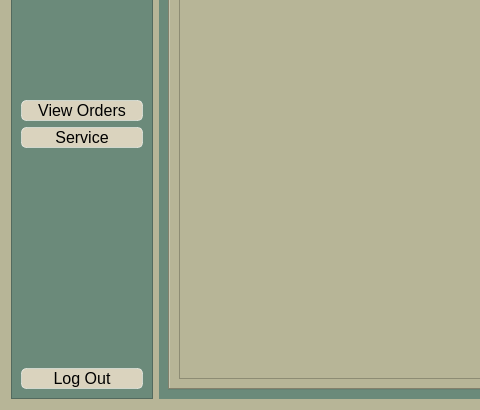
Before: the Qt Designer form Final project3/staff.ui in Rhainer13/IM-Project, drawn with Qt 5; both pictures show x 0 to 480 and y 190 to 600 of the 1007 by 600 pixel window.
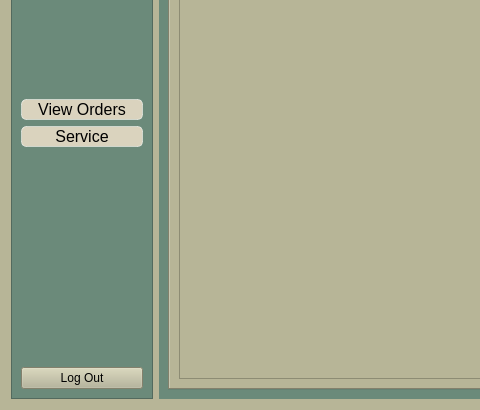
After: the same form once the commit is applied.

What changed in the file:
```diff
--- a/Final project3/staff.ui
+++ b/Final project3/staff.ui
@@ -176,7 +176,8 @@
        <widget class="QPushButton" name="logOut">
         <property name="styleSheet">
          <string notr="true">QPushButton{
-background-color: rgb(218, 211, 190);
+
+background-color: #e74c3c;
 color: black;
 border: 1px solid rgba(255, 255, 255, 0.5);
 border-radius: 5px;
@@ -193,7 +194,7 @@
 background-color: rgba(255, 255, 255, 0.1);
 }
 
-</string>
+s</string>
         </property>
         <property name="text">
          <string>Log Out</string>
```
Left out of the diff: 2 changed lines with no effect on the pictures.
